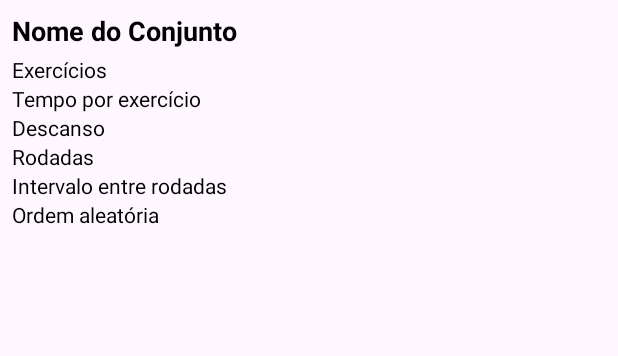
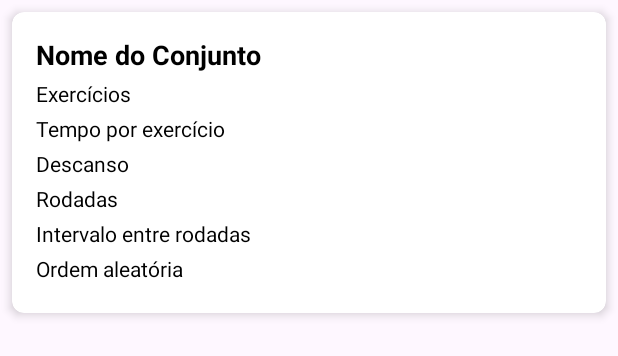
Before and after one commit to ils94/Personal_Trainer_App, an Android app: the layout item_workout_set.xml on its own in the app's theme, with its tools: preview values and no code run, on a phone screen of 412 x 824 dp. Shown: the top 356 px of the screen. Run offline under Robolectric (Android 15) with nearby library versions, the phone set to English and light mode, and no system bars.

Commit message:
melhoria de layout

```diff
--- a/app/src/main/java/com/droidev/personaltrainer/WorkoutSetsActivity.java
+++ b/app/src/main/java/com/droidev/personaltrainer/WorkoutSetsActivity.java
@@ -51,7 +51,7 @@ public class WorkoutSetsActivity extends AppCompatActivity {
         adapter = new WorkoutSetsAdapter(this, workoutSets, position -> {
             WorkoutSet selectedSet = workoutSets.get(position); // Obtém o conjunto selecionado
 
-            Toast.makeText(this, "Selecionado: " + selectedSet.getExercises(), Toast.LENGTH_SHORT).show();
+            Toast.makeText(this, "Treino: " + selectedSet.getType(), Toast.LENGTH_SHORT).show();
 
             // Salva o conjunto selecionado no SharedPreferences
             SharedPreferences.Editor editor = sharedPreferences.edit();
--- a/app/src/main/res/layout/item_workout_set.xml
+++ b/app/src/main/res/layout/item_workout_set.xml
@@ -1,8 +1,19 @@
-<LinearLayout xmlns:android="http://schemas.android.com/apk/res/android"
+<androidx.cardview.widget.CardView xmlns:android="http://schemas.android.com/apk/res/android"
+    xmlns:app="http://schemas.android.com/apk/res-auto"
+    xmlns:tools="http://schemas.android.com/tools"
     android:layout_width="match_parent"
     android:layout_height="wrap_content"
+    android:layout_margin="8dp"
+    android:backgroundTint="@android:color/white"
+    app:cardCornerRadius="8dp"
+    app:cardElevation="4dp">
+
+    <LinearLayout
+        android:layout_width="match_parent"
+        android:layout_height="wrap_content"
+        android:layout_gravity="center"
         android:orientation="vertical"
-    android:padding="8dp">
+        android:padding="16dp">
 
         <TextView
             android:id="@+id/setNameTextView"
@@ -12,49 +23,63 @@
             android:text="Nome do Conjunto"
             android:textColor="@android:color/black"
             android:textSize="18sp"
-        android:textStyle="bold" />
+            android:textStyle="bold"
+            tools:ignore="HardcodedText" />
 
         <TextView
             android:id="@+id/exercisesTextView"
             android:layout_width="wrap_content"
             android:layout_height="wrap_content"
+            android:paddingBottom="4dp"
             android:text="Exercícios"
             android:textColor="@android:color/black"
-        android:textSize="14sp" />
+            android:textSize="14sp"
+            tools:ignore="HardcodedText" />
 
         <TextView
             android:id="@+id/exerciseTimeTextView"
             android:layout_width="wrap_content"
             android:layout_height="wrap_content"
+            android:paddingBottom="4dp"
             android:text="Tempo por exercício"
-        android:textColor="@android:color/black" />
+            android:textColor="@android:color/black"
+            tools:ignore="HardcodedText" />
 
         <TextView
             android:id="@+id/restTimeTextView"
             android:layout_width="wrap_content"
             android:layout_height="wrap_content"
+            android:paddingBottom="4dp"
             android:text="Descanso"
-        android:textColor="@android:color/black" />
+            android:textColor="@android:color/black"
+            tools:ignore="HardcodedText" />
 
         <TextView
             android:id="@+id/roundsTextView"
             android:layout_width="wrap_content"
             android:layout_height="wrap_content"
+            android:paddingBottom="4dp"
             android:text="Rodadas"
-        android:textColor="@android:color/black" />
+            android:textColor="@android:color/black"
+            tools:ignore="HardcodedText" />
 
         <TextView
             android:id="@+id/roundIntervalTextView"
             android:layout_width="wrap_content"
             android:layout_height="wrap_content"
+            android:paddingBottom="4dp"
             android:text="Intervalo entre rodadas"
-        android:textColor="@android:color/black" />
+            android:textColor="@android:color/black"
+            tools:ignore="HardcodedText" />
 
         <TextView
             android:id="@+id/randomOrderTextView"
             android:layout_width="wrap_content"
             android:layout_height="wrap_content"
+            android:paddingBottom="4dp"
             android:text="Ordem aleatória"
-        android:textColor="@android:color/black" />
+            android:textColor="@android:color/black"
+            tools:ignore="HardcodedText" />
 
     </LinearLayout>
+</androidx.cardview.widget.CardView>
```
Lines whose indentation alone changed are shown as unchanged.
